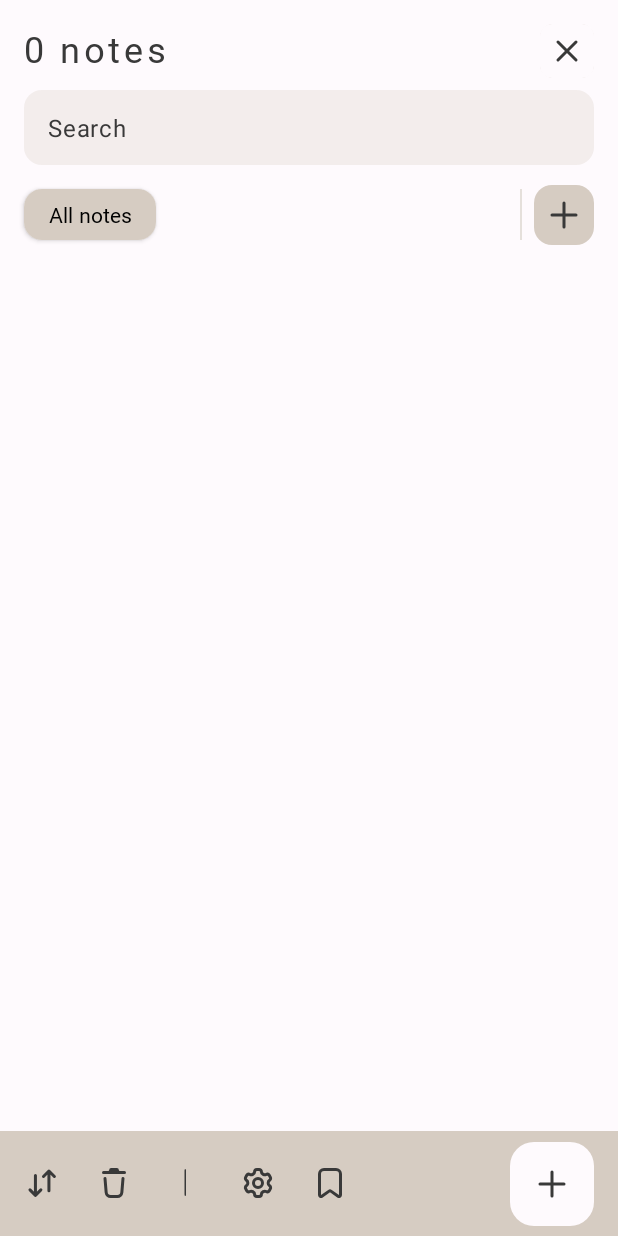
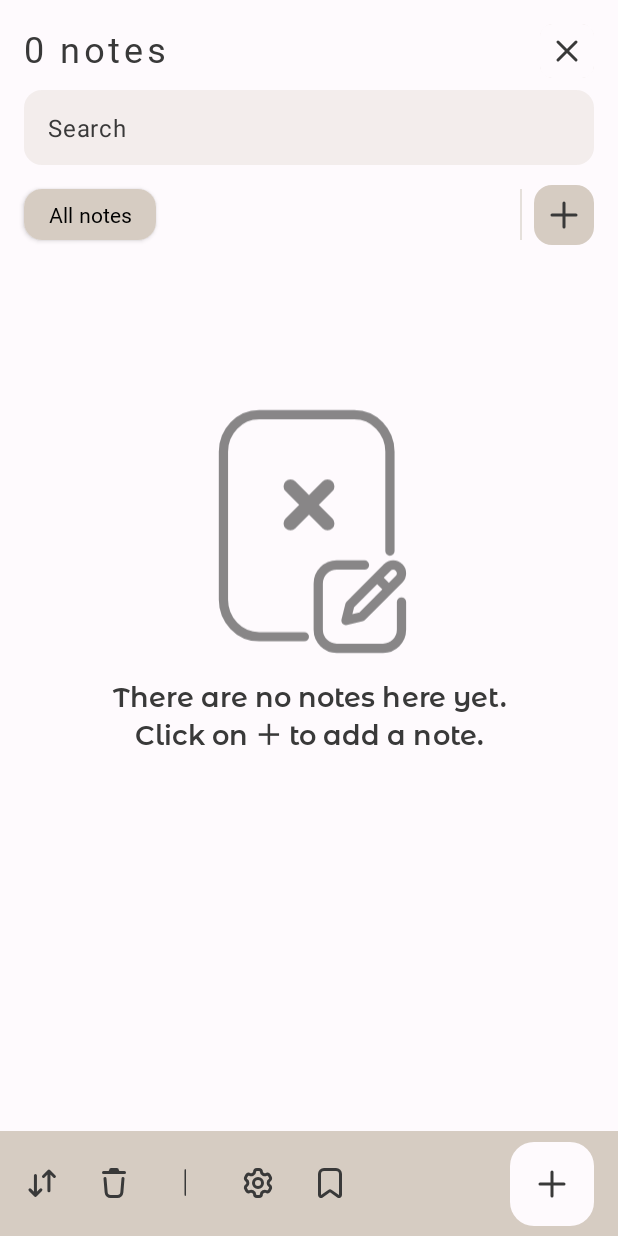
Before and after one commit to passerby29/NotesAppProject, an Android app: the screen it shows after launch (MainActivity), after a tap on "All notes", on a phone screen of 412 x 824 dp. Run offline under Robolectric (Android 15) with nearby library versions, the phone set to English and light mode, and no system bars; our stand-ins replace Room's generated code; 1 other tap on this screen came first.

Commit message:
07.01.2023 commit

```diff
--- a/app/src/main/java/com/passerby/notesapp/view/adapters/NotesRVAdapter.kt
+++ b/app/src/main/java/com/passerby/notesapp/view/adapters/NotesRVAdapter.kt
@@ -17,7 +17,7 @@ class NotesRVAdapter(
     private val noteClickListener: NoteClickListener,
 ) : RecyclerView.Adapter<NotesRVAdapter.NotesViewHolder>() {
 
-    private val notesList = ArrayList<NotesEntity>()
+    val notesList = ArrayList<NotesEntity>()
     var isSelected: Boolean = false
     val itemSelectedList = mutableListOf<Int>()
 
--- a/app/src/main/java/com/passerby/notesapp/view/ui/activities/MainActivity.kt
+++ b/app/src/main/java/com/passerby/notesapp/view/ui/activities/MainActivity.kt
@@ -209,9 +209,11 @@ class MainActivity : AppCompatActivity(), NotesRVAdapter.NoteClickListener,
         //Notes main recyclerView code
         notesRVAdapter = NotesRVAdapter(this, this)
         viewModel.getAllNotes(sortId).observe(this@MainActivity) {
-            it?.let { notesRVAdapter.updateList(it) }
+            it?.let {
+                notesRVAdapter.updateList(it)
+                showPlaceholder(it)
+            }
         }
-
         binding.mainNotesRv.adapter = notesRVAdapter
         //Notes main recyclerView code
 
@@ -241,24 +243,36 @@ class MainActivity : AppCompatActivity(), NotesRVAdapter.NoteClickListener,
                 if (searchText.isNotEmpty()) {
                     if (category == getString(R.string.all_notes_placeholder)) {
                         viewModel.getFilterNotes(searchText, sortId).observe(this@MainActivity) {
-                            it?.let { notesRVAdapter.updateList(it) }
+                            it?.let {
+                                notesRVAdapter.updateList(it)
+                                showPlaceholder(it)
+                            }
                         }
                     } else {
                         viewModel.getFilterQueryNotes(searchText, category, sortId)
                             .observe(this@MainActivity) { list ->
-                                list?.let { notesRVAdapter.updateList(it) }
+                                list?.let {
+                                    notesRVAdapter.updateList(it)
+                                    showPlaceholder(it)
+                                }
                             }
                     }
                 } else {
                     if (category == getString(R.string.all_notes_placeholder)) {
                         viewModel.getAllNotes(sortId)
                             .observe(this@MainActivity) {
-                                it?.let { notesRVAdapter.updateList(it) }
+                                it?.let {
+                                    notesRVAdapter.updateList(it)
+                                    showPlaceholder(it)
+                                }
                             }
                     } else {
                         viewModel.getQueryNotes(category, sortId)
                             .observe(this@MainActivity) { list ->
-                                list?.let { notesRVAdapter.updateList(it) }
+                                list?.let {
+                                    notesRVAdapter.updateList(it)
+                                    showPlaceholder(it)
+                                }
                             }
                     }
                 }
@@ -362,26 +376,47 @@ class MainActivity : AppCompatActivity(), NotesRVAdapter.NoteClickListener,
         if (category == getString(R.string.all_notes_placeholder)) {
             if (searchText.isEmpty()) {
                 viewModel.getAllNotes(sortId).observe(this) {
-                    it?.let { notesRVAdapter.updateList(it) }
+                    it?.let {
+                        notesRVAdapter.updateList(it)
+                        showPlaceholder(it)
+                    }
                 }
             } else {
                 viewModel.getFilterNotes(searchText, sortId).observe(this) {
-                    it?.let { notesRVAdapter.updateList(it) }
+                    it?.let {
+                        notesRVAdapter.updateList(it)
+                        showPlaceholder(it)
+                    }
                 }
             }
         } else {
             if (searchText.isEmpty()) {
                 viewModel.getQueryNotes(category, sortId).observe(this) { list ->
-                    list?.let { notesRVAdapter.updateList(it) }
+                    list?.let {
+                        notesRVAdapter.updateList(it)
+                        showPlaceholder(it)
+                    }
                 }
             } else {
                 viewModel.getFilterQueryNotes(searchText, category, sortId)
                     .observe(this) { list ->
-                        list?.let { notesRVAdapter.updateList(it) }
+                        list?.let {
+                            notesRVAdapter.updateList(it)
+                            showPlaceholder(it)
+                        }
                     }
             }
         }
         this.category = category
         binding.mainNotesRv.adapter = notesRVAdapter
     }
+
+    private fun showPlaceholder(it: List<NotesEntity>) {
+        binding.mainNoNotesPlaceholder.visibility =
+            if (it.isEmpty()) {
+                View.VISIBLE
+            } else {
+                View.GONE
+            }
+    }
 }
--- /dev/null
+++ b/app/src/main/res/drawable/ic_no_notes_placeholder.xml
@@ -0,0 +1,38 @@
+<vector xmlns:android="http://schemas.android.com/apk/res/android"
+    android:width="48dp"
+    android:height="60dp"
+    android:viewportWidth="48"
+    android:viewportHeight="60">
+    <path
+        android:fillColor="#00000000"
+        android:pathData="M41.5,35V13.5C41.5,9.082 38.046,5.5 33.786,5.5H13.214C8.954,5.5 5.5,9.082 5.5,13.5V45.5C5.5,49.918 8.954,53.5 13.214,53.5H23"
+        android:strokeWidth="2"
+        android:strokeColor="@color/text_color_main2"
+        android:strokeLineCap="round" />
+    <path
+        android:fillColor="#00000000"
+        android:pathData="M20,21L28,29M28,21L20,29"
+        android:strokeWidth="3"
+        android:strokeColor="@color/text_color_main2"
+        android:strokeLineCap="round" />
+    <path
+        android:fillColor="#00000000"
+        android:pathData="M44,46V52C44,54.209 42.209,56 40,56H30C27.791,56 26,54.209 26,52V42C26,39.791 27.791,38 30,38H36"
+        android:strokeWidth="2"
+        android:strokeColor="@color/text_color_main2"
+        android:strokeLineCap="round" />
+    <path
+        android:fillColor="#00000000"
+        android:pathData="M40.923,38.528C41.261,38.19 41.719,38 42.197,38C42.675,38 43.134,38.19 43.472,38.528C43.81,38.866 44,39.325 44,39.803C44,40.281 43.81,40.739 43.472,41.077L35.399,49.15L32,50L32.85,46.601L40.923,38.528Z"
+        android:strokeWidth="2"
+        android:strokeColor="@color/text_color_main2"
+        android:strokeLineCap="round"
+        android:strokeLineJoin="round" />
+    <path
+        android:fillColor="#00000000"
+        android:pathData="M39,41L41,43"
+        android:strokeWidth="2"
+        android:strokeColor="@color/text_color_main2"
+        android:strokeLineCap="round"
+        android:strokeLineJoin="round" />
+</vector>
--- a/app/src/main/res/layout/activity_main.xml
+++ b/app/src/main/res/layout/activity_main.xml
@@ -110,6 +110,39 @@
             </androidx.constraintlayout.widget.ConstraintLayout>
         </androidx.core.widget.NestedScrollView>
 
+        <LinearLayout
+            android:id="@+id/main_no_notes_placeholder"
+            android:layout_width="0dp"
+            android:layout_height="wrap_content"
+            android:layout_marginStart="64dp"
+            android:layout_marginEnd="64dp"
+            android:gravity="center"
+            android:visibility="gone"
+            android:orientation="vertical"
+            app:layout_constraintBottom_toBottomOf="parent"
+            app:layout_constraintEnd_toEndOf="parent"
+            app:layout_constraintStart_toStartOf="parent"
+            app:layout_constraintTop_toTopOf="parent"
+            tools:ignore="UseCompoundDrawables">
+
+            <ImageView
+                android:layout_width="148dp"
+                android:layout_height="200dp"
+                android:alpha="0.6"
+                android:contentDescription="@string/no_notes_placeholder"
+                android:src="@drawable/ic_no_notes_placeholder" />
+
+            <TextView
+                android:layout_width="wrap_content"
+                android:layout_height="wrap_content"
+                android:gravity="center"
+                android:textColor="@color/text_color_main2"
+                android:fontFamily="@font/montserrat_alternates_semi_bold"
+                android:text="@string/no_notes_text_placeholder"
+                android:textSize="18sp" />
+        </LinearLayout>
+
+
         <androidx.cardview.widget.CardView
             android:layout_width="match_parent"
             android:layout_height="0dp"
@@ -206,11 +239,11 @@
                     android:id="@+id/main_sort_by_name_btn2"
                     android:layout_width="match_parent"
                     android:layout_height="32dp"
+                    android:layout_marginBottom="4dp"
                     android:background="@drawable/item_buttons_style_6"
                     android:drawableStart="@drawable/ic_sort_by_name_down"
                     android:text="@string/name_z_a"
                     android:textColor="@color/text_color_main2"
-                    android:layout_marginBottom="4dp"
                     android:textSize="12sp" />
 
             </LinearLayout>
--- a/app/src/main/res/values/strings.xml
+++ b/app/src/main/res/values/strings.xml
@@ -57,4 +57,7 @@
     <string name="theme_item_system">System</string>
     <string name="theme_item_light">Light</string>
     <string name="theme_item_dark">Dark</string>
+    <string name="no_notes_placeholder" translatable="false">no notes placeholder</string>
+    <string name="no_notes_text_placeholder">There are no notes here yet.\nClick on ＋ to add a note.</string>
+    <string name="no_notes_text_placeholder2">There are no notes here yet.</string>
 </resources>
```
Also changed, not shown: app/src/main/java/com/passerby/notesapp/view/ui/activities/BookmarksActivity.kt (+17 -2 lines), app/src/main/res/layout/activity_bookmarks.xml (+32 -0 lines), 2 other files.
